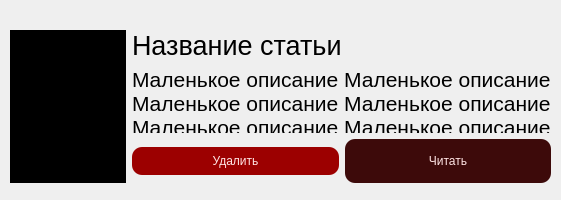
Old version of the form UI/CrimeCard.ui in the repository wais-1/criminal_komi.
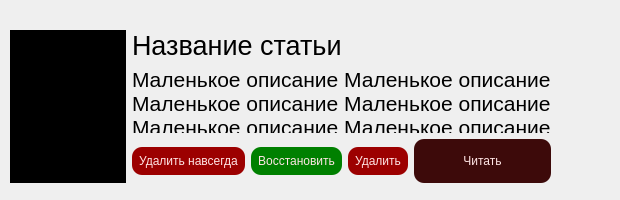
New version of the form.

Commit message: added cart, soft delete and restore from cart

```diff
--- a/UI/CrimeCard.ui
+++ b/UI/CrimeCard.ui
@@ -6,7 +6,7 @@
    <rect>
     <x>0</x>
     <y>0</y>
-    <width>561</width>
+    <width>620</width>
     <height>200</height>
    </rect>
   </property>
@@ -77,6 +77,38 @@
        <layout class="QHBoxLayout" name="horizontalLayout_2">
         <item>
          <layout class="QHBoxLayout" name="horizontalLayout">
+          <item>
+           <widget class="QPushButton" name="btn_delete_3">
+            <property name="cursor">
+             <cursorShape>PointingHandCursor</cursorShape>
+            </property>
+            <property name="styleSheet">
+             <string notr="true">border-radius: 10px;
+background-color: #9C0000;
+padding: 7px;
+color: #FFE5E5;</string>
+            </property>
+            <property name="text">
+             <string>Удалить навсегда</string>
+            </property>
+           </widget>
+          </item>
+          <item>
+           <widget class="QPushButton" name="btn_delete_2">
+            <property name="cursor">
+             <cursorShape>PointingHandCursor</cursorShape>
+            </property>
+            <property name="styleSheet">
+             <string notr="true">border-radius: 10px;
+background-color: green;
+padding: 7px;
+color: #FFE5E5;</string>
+            </property>
+            <property name="text">
+             <string>Восстановить</string>
+            </property>
+           </widget>
+          </item>
           <item>
            <widget class="QPushButton" name="btn_delete">
             <property name="cursor">
```
The commit also changes 7 other files.
